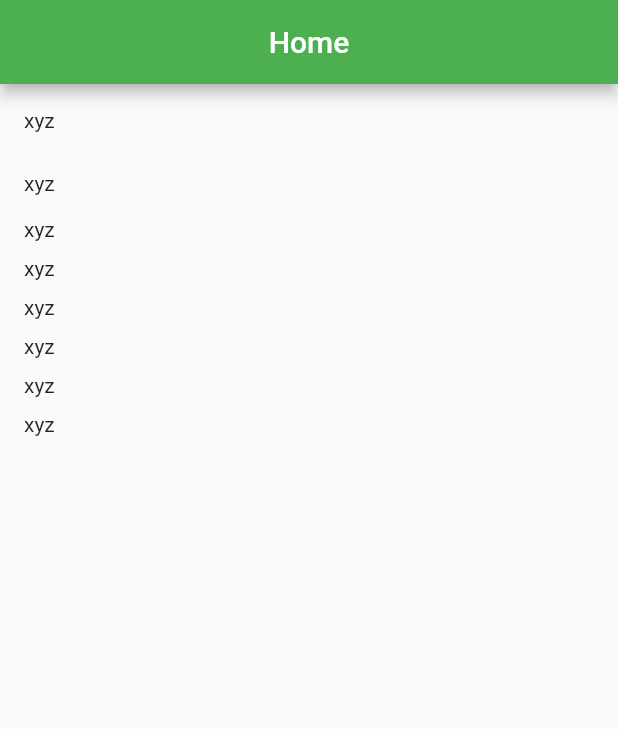
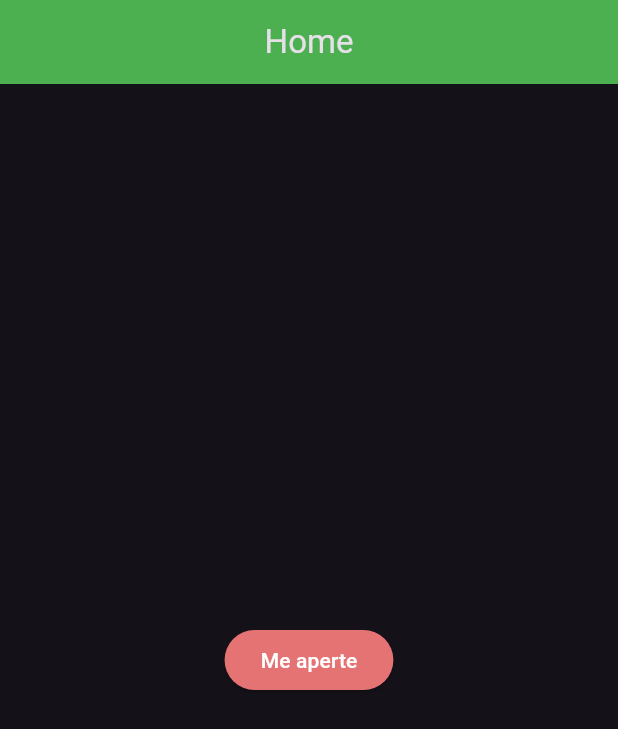
Before and after one commit to HeroRickyGAMES/Metodo-Visual-Curso-de-Flutter, a Flutter app: the screen it shows after launch, on a phone screen of 412 x 824 dp. Shown: the top 729 px of the screen. Run offline on Flutter 3.47's test engine with Material 2 defaults, Android fonts, the phone set to English and light mode, and no system bars.

Commit message:
2 Aula: Material You e estilização

```diff
--- a/lib/main.dart
+++ b/lib/main.dart
@@ -3,6 +3,10 @@ import 'package:flutter/material.dart';
 void main(){
   runApp(
     MaterialApp(
+      theme: ThemeData(
+        brightness: Brightness.dark,
+        useMaterial3: true
+      ),
       home: myApp(),
     ),
   );
@@ -24,42 +28,25 @@ class _myAppState extends State<myApp> {
         title: Text('Home'),
         backgroundColor: Colors.green,
       ),
-      body: SingleChildScrollView(
+      body: Center(
+        child: SingleChildScrollView(
           child: Column(
+            crossAxisAlignment: CrossAxisAlignment.center,
+            mainAxisAlignment: MainAxisAlignment.center,
             children: [
-            Container(
-              padding: EdgeInsets.all(16),
-                child: Text('xyz')
+              ElevatedButton(
+                  onPressed: (){}, child: Text(
+                  'Me aperte',
+                style: TextStyle(
+                  color: Colors.white
                 ),
-            Container(
-                padding: EdgeInsets.all(10),
-                child: Text('xyz')
               ),
-            Container(
-                padding: EdgeInsets.all(5),
-                child: Text('xyz')
+                style: ElevatedButton.styleFrom(
+                  primary: Colors.red[300]
                 ),
-            Container(
-                padding: EdgeInsets.all(5),
-                child: Text('xyz')
+              )
+            ],
           ),
-            Container(
-                padding: EdgeInsets.all(5),
-                child: Text('xyz')
-            ),
-            Container(
-                padding: EdgeInsets.all(5),
-                child: Text('xyz')
-            ),
-            Container(
-                padding: EdgeInsets.all(5),
-                child: Text('xyz')
-            ),
-            Container(
-                padding: EdgeInsets.all(5),
-                child: Text('xyz')
-            ),
-          ],
         ),
       ),
     );
```
Lines whose indentation alone changed are shown as unchanged.
